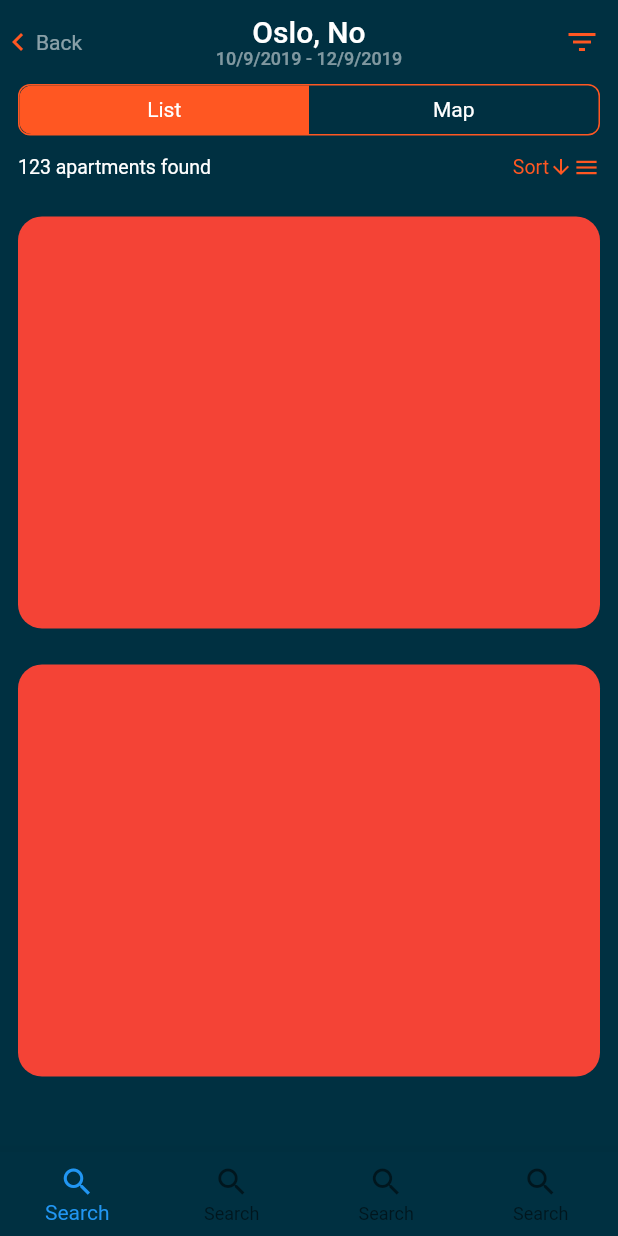
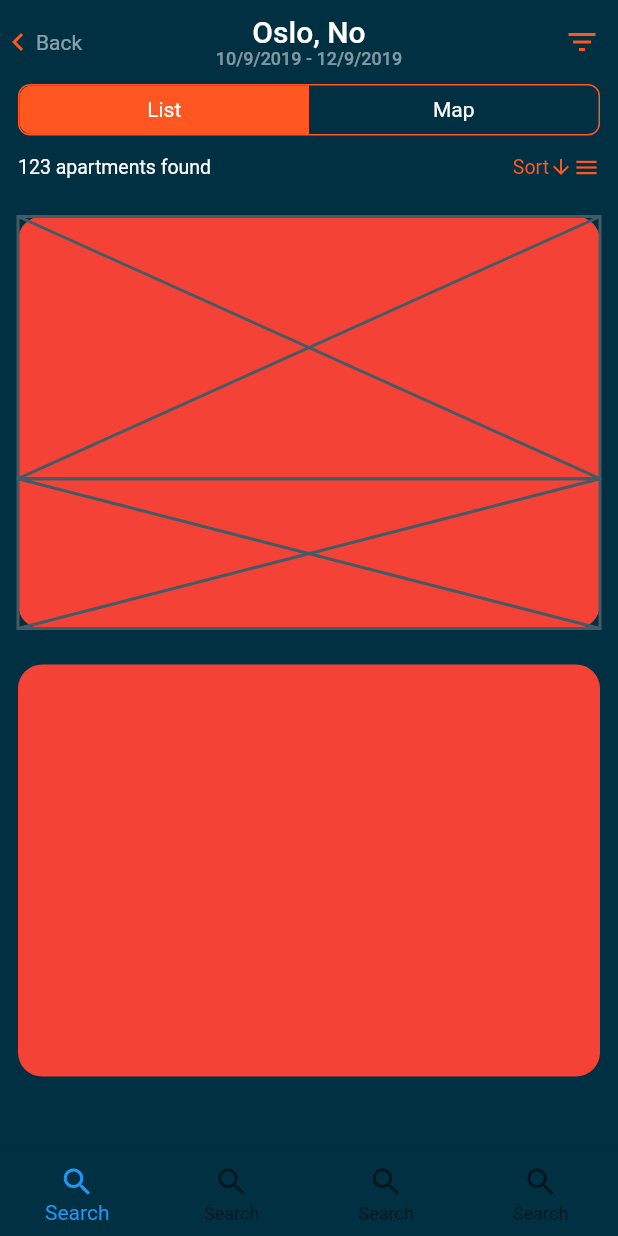
Before and after one commit to JAICHANGPARK/flutter_notebook_the_third_story, a Flutter app: the screen it shows after launch, on a phone screen of 412 x 824 dp. Run offline on Flutter 3.47's test engine with Material 2 defaults, Android fonts, the phone set to English and light mode, and no system bars; our stand-ins replace badges, dotted_border, fl_chart, google_fonts, page_transition, percent_indicator.

Commit message:
Update home_page.dart

```diff
--- a/lib/apartment_booking_app/home_page.dart
+++ b/lib/apartment_booking_app/home_page.dart
@@ -85,6 +85,18 @@ class _HomePageState extends State<HomePage> {
                       borderRadius: BorderRadius.circular(16),
                       color: Colors.red),
                   height: MediaQuery.of(context).size.height / 3,
+                  child: Column(
+                    children: <Widget>[
+                      Expanded(
+                        flex: 7,
+                        child: Placeholder(),
+                      ),
+                      Expanded(
+                        flex: 4,
+                        child: Placeholder(),
+                      ),
+                    ],
+                  ),
                 ),
                 Container(
                   margin: EdgeInsets.all(12),
```
